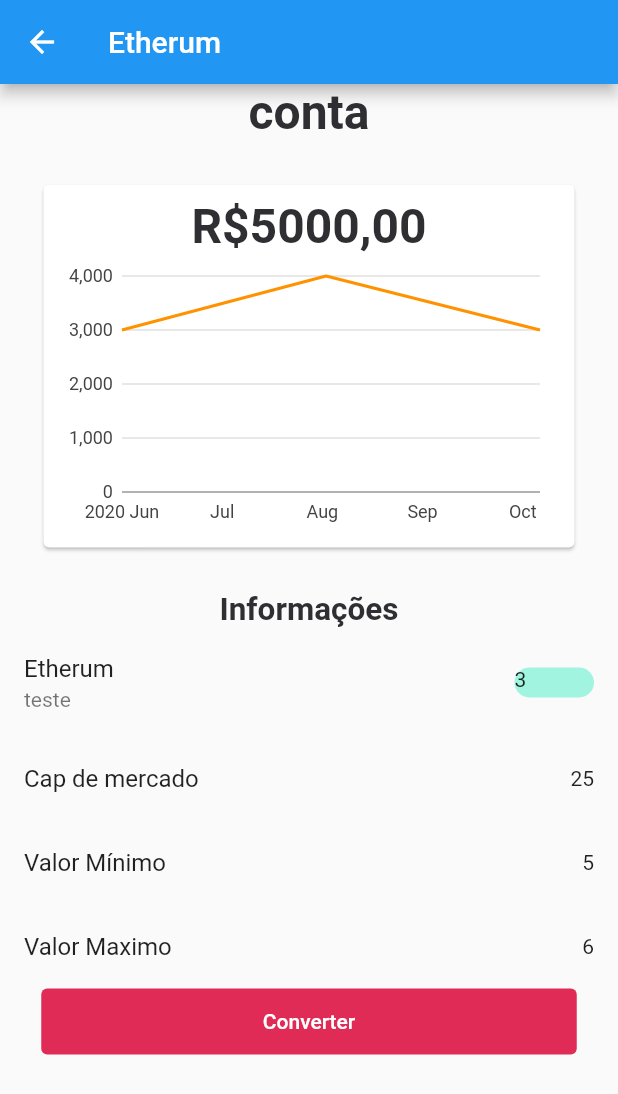
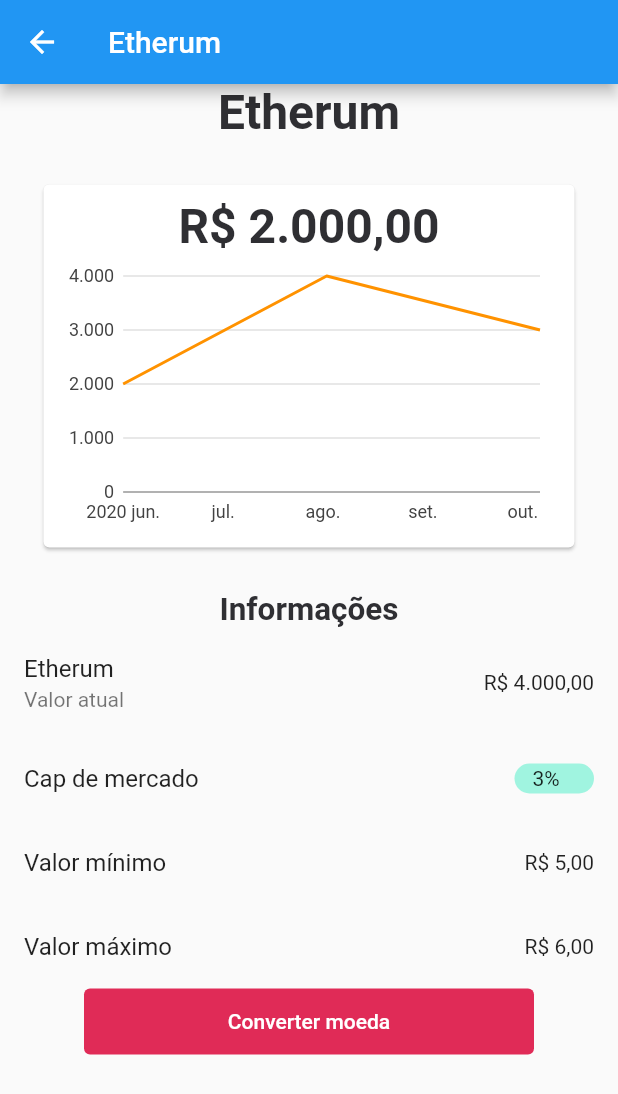
Before and after one commit to CamileBarros/ListagemCrypto, a Flutter app: the HomeWalletPage screen opened by its route, after a tap on "ETH", on a phone screen of 412 x 824 dp. Shown: the top 1094 px of the screen. Run offline on Flutter 3.47's test engine with Material 2 defaults, Android fonts, the phone set to English and light mode, and no system bars; our stand-ins replace charts_flutter, google_fonts; statements that could not run were skipped.

Commit message:
update layout

```diff
--- a/lib/data_source/data_list_wallet.dart
+++ b/lib/data_source/data_list_wallet.dart
@@ -1,3 +1,4 @@
+import 'package:listagem_crypto/use_cases/model/app_model.dart';
 import 'package:listagem_crypto/use_cases/model/charts_model.dart';
 import 'package:listagem_crypto/use_cases/model/crypto_info_model.dart';
 import 'package:listagem_crypto/use_cases/model/crypto_list_model.dart';
@@ -7,32 +8,62 @@ class DatasListWallet {
     CryptoListModel(
       initialsCrypto: "BTC",
       nameCrypto: "BitCoin",
-        investedAmount: 5000,
-        dayVariation: 30,
-        nameButton: "Converter moeda",
+      investedCrypto: 2000,
+      dayVariation: 3,
       cryptoInfo: CryptoInfo(
-            actualValue: 256, marketCapt: 2, valueMin: 2, valueMax: 4),
-        chartsCryptoList:
-            ChartsCryptoList(actualValue: 3000, period: DateTime(2020, 6, 4))),
+          valueWallet: 5000, marketCapt: 2, valueMin: 2, valueMax: 4),
+      chartsCryptoList: ChartsCryptoList(
+          actualValueCrypto: 2000, period: DateTime(2020, 6, 4)),
+      appModel: AppModel(
+          nameWallet: "Carteira",
+          nameHome: "Home",
+          nameMovement: "Movientação",
+          nameInfo: "Informações",
+          nameActualValue: "Valor atual",
+          nameMarketCap: "Cap de mercado",
+          nameMinValue: "Valor mínimo",
+          nameMaxValue: "Valor máximo",
+          nameBtnConvert: "Converter moeda"),
+    ),
     CryptoListModel(
       initialsCrypto: "ETH",
       nameCrypto: "Etherum",
-        investedAmount: 3000,
-        dayVariation: 25,
-        nameButton: "Converter moeda",
+      investedCrypto: 3000,
+      dayVariation: -05,
       cryptoInfo: CryptoInfo(
-            actualValue: 5600, marketCapt: 3, valueMin: 5, valueMax: 6),
-        chartsCryptoList:
-            ChartsCryptoList(actualValue: 4000, period: DateTime(2020, 8, 5))),
+          valueWallet: 5000, marketCapt: 3, valueMin: 5, valueMax: 6),
+      chartsCryptoList: ChartsCryptoList(
+          actualValueCrypto: 4000, period: DateTime(2020, 8, 5)),
+      appModel: AppModel(
+          nameWallet: "Carteira",
+          nameHome: "Home",
+          nameMovement: "Movientação",
+          nameInfo: "Informações",
+          nameActualValue: "Valor atual",
+          nameMarketCap: "Cap de mercado",
+          nameMinValue: "Valor mínimo",
+          nameMaxValue: "Valor máximo",
+          nameBtnConvert: "Converter moeda"),
+    ),
     CryptoListModel(
       initialsCrypto: "LTC",
       nameCrypto: "LiteCoin",
-        investedAmount: 4000,
-        dayVariation: 40,
-        nameButton: "Converter moeda",
+      investedCrypto: 4000,
+      dayVariation: 4,
       cryptoInfo: CryptoInfo(
-            actualValue: 213, marketCapt: 4, valueMin: 3, valueMax: 5),
-        chartsCryptoList:
-            ChartsCryptoList(actualValue: 3000, period: DateTime(2020, 10, 9))),
+          valueWallet: 5000, marketCapt: 4, valueMin: 3, valueMax: 5),
+      chartsCryptoList: ChartsCryptoList(
+          actualValueCrypto: 3000, period: DateTime(2020, 10, 9)),
+      appModel: AppModel(
+          nameWallet: "Carteira",
+          nameHome: "Home",
+          nameMovement: "Movientação",
+          nameInfo: "Informações",
+          nameActualValue: "Valor atual",
+          nameMarketCap: "Cap de mercado",
+          nameMinValue: "Valor mínimo",
+          nameMaxValue: "Valor máximo",
+          nameBtnConvert: "Converter moeda"),
+    ),
   ];
 }
--- a/lib/main.dart
+++ b/lib/main.dart
@@ -1,9 +1,11 @@
 import 'package:flutter/material.dart';
+import 'package:intl/intl.dart';
 import 'screens/home/home_page.dart';
 import 'screens/wallet/home_wallet.dart';
 import 'shared/widgets/bottom_nav_bar.dart';
 
 void main() {
+  Intl.defaultLocale = 'pt_BR';
   runApp(const MyApp());
 }
 
--- a/lib/screens/details/details_page.dart
+++ b/lib/screens/details/details_page.dart
@@ -1,4 +1,5 @@
 import 'package:flutter/material.dart';
+import 'package:intl/intl.dart';
 import 'package:listagem_crypto/data_source/data_list_wallet.dart';
 import 'package:listagem_crypto/shared/themes/app_colors.dart';
 import 'package:listagem_crypto/shared/themes/app_text_style.dart';
@@ -12,7 +13,7 @@ class HomeDetails extends StatefulWidget {
   final int min;
   final int max;
   final int capMarket;
-  final int actualValue;
+  final int actualCrypto;
 
   const HomeDetails(
       {Key? key,
@@ -23,7 +24,7 @@ class HomeDetails extends StatefulWidget {
       required this.min,
       required this.max,
       required this.capMarket,
-      required this.actualValue})
+      required this.actualCrypto})
       : super(key: key);
 
   @override
@@ -31,6 +32,7 @@ class HomeDetails extends StatefulWidget {
 }
 
 class _HomeDetailsState extends State<HomeDetails> {
+  final formatCurrency = NumberFormat.simpleCurrency();
   final containerDatas = DatasListWallet().containerDatas;
 
   @override
@@ -40,7 +42,7 @@ class _HomeDetailsState extends State<HomeDetails> {
       body: Column(
         children: [
           Text(
-            'conta',
+            widget.name,
             style: TextStyles.titlePrimary,
           ),
           Center(
@@ -48,10 +50,17 @@ class _HomeDetailsState extends State<HomeDetails> {
             data: containerDatas,
             animate: false,
           )),
-          Text('Informações', style: TextStyles.titleText),
+          Text(containerDatas[0].appModel.nameInfo,
+              style: TextStyles.titleText),
           ListTile(
               title: Text(widget.name),
-              subtitle: const Text('teste'),
+              subtitle: Text(containerDatas[0].appModel.nameActualValue),
+              trailing: Text(formatCurrency.format(widget.actualCrypto))),
+          Column(
+            children: [
+              Container(
+                child: ListTile(
+                  title: Text(containerDatas[0].appModel.nameMarketCap),
                   trailing: SizedBox(
                     width: 53,
                     height: 20,
@@ -61,37 +70,36 @@ class _HomeDetailsState extends State<HomeDetails> {
                                 ? AppColors.statusPos
                                 : AppColors.statusNeg,
                             borderRadius: BorderRadius.circular(16)),
-                    child: Text(widget.capMarket.toString())),
+                        child: Padding(
+                          padding: const EdgeInsets.only(
+                              left: 12, top: 2, right: 12),
+                          child: Text(widget.capMarket.toString() + "%"),
                         )),
-          Column(
-            children: [
-              Container(
-                child: ListTile(
-                  title: const Text('Cap de mercado'),
-                  trailing: Text(widget.variation.toString()),
+                  ),
                 ),
               ),
               ListTile(
-                title: const Text('Valor Mínimo'),
-                trailing: Text(widget.min.toString()),
+                title: Text(containerDatas[0].appModel.nameMinValue),
+                trailing: Text(formatCurrency.format(widget.min)),
               ),
               ListTile(
-                title: const Text('Valor Maximo'),
-                trailing: Text(widget.max.toString()),
+                title: Text(containerDatas[0].appModel.nameMaxValue),
+                trailing: Text(formatCurrency.format(widget.max)),
               ),
               Column(
                 children: <Widget>[
                   Container(
                     child: SizedBox(
                       height: 44,
-                      width: 357,
+                      width: 300,
                       child: TextButton(
                           style: TextButton.styleFrom(
                               primary: Colors.white,
                               backgroundColor: AppColors.brandPrimary,
                               onSurface: AppColors.statusNeg),
                           onPressed: () {},
-                          child: const Text('Converter')),
+                          child:
+                              Text(containerDatas[0].appModel.nameBtnConvert)),
                     ),
                   )
                 ],
--- /dev/null
+++ b/lib/screens/movement/home_movement.dart
@@ -0,0 +1,16 @@
+import 'package:flutter/material.dart';
+import 'package:listagem_crypto/shared/themes/app_colors.dart';
+
+class HomeMovement extends StatefulWidget {
+  const HomeMovement({Key? key}) : super(key: key);
+
+  @override
+  State<HomeMovement> createState() => _HomeMovementState();
+}
+
+class _HomeMovementState extends State<HomeMovement> {
+  @override
+  Widget build(BuildContext context) {
+    return Container(color: AppColors.background);
+  }
+}
--- a/lib/screens/wallet/home_wallet.dart
+++ b/lib/screens/wallet/home_wallet.dart
@@ -1,10 +1,10 @@
 import 'package:flutter/material.dart';
+import 'package:intl/intl.dart';
 import 'package:listagem_crypto/data_source/data_list_wallet.dart';
 import 'package:listagem_crypto/screens/details/details_page.dart';
 import 'package:listagem_crypto/shared/themes/app_colors.dart';
 import 'package:listagem_crypto/shared/themes/app_images.dart';
 import 'package:listagem_crypto/shared/themes/app_text_style.dart';
-import 'package:listagem_crypto/shared/widgets/button_convert_coin.dart';
 
 class HomeWalletPage extends StatefulWidget {
   const HomeWalletPage({
@@ -16,6 +16,7 @@ class HomeWalletPage extends StatefulWidget {
 }
 
 class _HomeWalletPageState extends State<HomeWalletPage> {
+  final formatCurrency = NumberFormat.simpleCurrency();
   final containerDatas = DatasListWallet().containerDatas;
 
   bool show = true;
@@ -31,10 +32,13 @@ class _HomeWalletPageState extends State<HomeWalletPage> {
           preferredSize: const Size.fromHeight(200),
           child: Container(
               height: 230,
+              decoration: BoxDecoration(
+                  border: Border(
+                      bottom: BorderSide(width: 1, color: AppColors.primary))),
               child: Center(
                 child: ListTile(
                   title: Text(
-                  "Carteira",
+                    containerDatas[0].appModel.nameWallet,
                     style: TextStyles.titlePrimary,
                   ),
                   subtitle: AnimatedOpacity(
@@ -42,7 +46,8 @@ class _HomeWalletPageState extends State<HomeWalletPage> {
                     duration: const Duration(milliseconds: 300),
                     curve: Curves.easeInOut,
                     child: Text(
-                    "R\$5000,00",
+                      formatCurrency
+                          .format(containerDatas[0].cryptoInfo.valueWallet),
                       style: TextStyles.titlePrimary,
                     ),
                   ),
@@ -54,14 +59,20 @@ class _HomeWalletPageState extends State<HomeWalletPage> {
                     alignment: Alignment.topLeft,
                     onPressed: () => _visibility(!show),
                   ),
-              ))),
+                ),
+              )),
         ),
         body: Column(
           children: [
             ...containerDatas
-                .map((e) => Column(
+                .map(
+                  (e) => Column(
                     children: [
                       Container(
+                          decoration: BoxDecoration(
+                              border: Border(
+                                  bottom: BorderSide(
+                                      width: 1, color: AppColors.primary))),
                           child: ListTile(
                               leading: Container(
                                 height: 48,
@@ -70,8 +81,7 @@ class _HomeWalletPageState extends State<HomeWalletPage> {
                                     color: AppColors.primary,
                                     borderRadius: BorderRadius.circular(48),
                                     image: const DecorationImage(
-                                          image:
-                                              AssetImage(AppImages.iconBTC))),
+                                        image: AssetImage(AppImages.iconBTC))),
                               ),
                               title: Text(e.initialsCrypto),
                               subtitle: Text(e.nameCrypto),
@@ -81,7 +91,8 @@ class _HomeWalletPageState extends State<HomeWalletPage> {
                                   curve: Curves.easeInOut,
                                   child: Column(
                                     children: [
-                                        Text(e.investedAmount.toString()),
+                                      Text(formatCurrency
+                                          .format(e.investedCrypto)),
                                       SizedBox(
                                         width: 53,
                                         height: 20,
@@ -92,8 +103,13 @@ class _HomeWalletPageState extends State<HomeWalletPage> {
                                                   : AppColors.statusNeg,
                                               borderRadius:
                                                   BorderRadius.circular(16)),
-                                            child:
-                                                Text(e.dayVariation.toString()),
+                                          child: Padding(
+                                            padding: const EdgeInsets.only(
+                                                left: 12, top: 2, right: 12),
+                                            child: Text(
+                                                e.dayVariation.toString() +
+                                                    "%"),
+                                          ),
                                         ),
                                       )
                                     ],
@@ -106,21 +122,19 @@ class _HomeWalletPageState extends State<HomeWalletPage> {
                                               initials: e.initialsCrypto,
                                               name: e.nameCrypto,
                                               variation: e.dayVariation,
-                                                invested: e.investedAmount,
+                                              invested: e.investedCrypto,
                                               min: e.cryptoInfo.valueMin,
                                               max: e.cryptoInfo.valueMax,
-                                                actualValue:
-                                                    e.cryptoInfo.actualValue,
+                                              actualCrypto: e.chartsCryptoList
+                                                  .actualValueCrypto,
                                               capMarket:
                                                   e.cryptoInfo.marketCapt,
                                             )));
                               })),
-                        const Divider(
-                          height: 2,
+                    ],
+                  ),
                 )
-                      ],
-                    ))
-                .toList()
+                .toList(),
           ],
         ));
   }
--- a/lib/shared/themes/app_colors.dart
+++ b/lib/shared/themes/app_colors.dart
@@ -1,7 +1,7 @@
 import 'package:flutter/cupertino.dart';
 
 class AppColors {
-  static final primary = Color(0xFFF5F6FA);
+  static final primary = Color(0xFFE3E4EB);
   static final brandPrimary = Color(0xFFE02B57);
   static final background = Color(0xFFE5E5E5);
   static final statusPos = Color(0xFFA0F4E0);
--- a/lib/shared/widgets/bottom_nav_bar.dart
+++ b/lib/shared/widgets/bottom_nav_bar.dart
@@ -1,6 +1,9 @@
 import 'package:flutter/material.dart';
+import 'package:listagem_crypto/data_source/data_list_wallet.dart';
 import 'package:listagem_crypto/screens/home/home_page.dart';
+import 'package:listagem_crypto/screens/movement/home_movement.dart';
 import 'package:listagem_crypto/screens/wallet/home_wallet.dart';
+import 'package:listagem_crypto/shared/themes/app_colors.dart';
 
 class BottomNavBar extends StatefulWidget {
   const BottomNavBar({Key? key}) : super(key: key);
@@ -10,6 +13,7 @@ class BottomNavBar extends StatefulWidget {
 }
 
 class BottomNavBarState extends State<BottomNavBar> {
+  final containerDatas = DatasListWallet().containerDatas;
   int currentPage = 0;
 
   void onTabTapped(int index) {
@@ -20,7 +24,8 @@ class BottomNavBarState extends State<BottomNavBar> {
 
   final List<Widget> pages = [
     const HomePage(),
-    HomeWalletPage(),
+    const HomeWalletPage(),
+    const HomeMovement()
   ];
 
   @override
@@ -29,20 +34,20 @@ class BottomNavBarState extends State<BottomNavBar> {
       body: pages[currentPage],
       bottomNavigationBar: BottomNavigationBar(
         currentIndex: currentPage,
-        selectedItemColor: const Color.fromARGB(255, 255, 0, 106),
+        selectedItemColor: AppColors.brandPrimary,
         onTap: onTabTapped,
-        items: const <BottomNavigationBarItem>[
+        items: <BottomNavigationBarItem>[
           BottomNavigationBarItem(
-            icon: Icon(Icons.home),
-            label: 'Home',
+            icon: const Icon(Icons.home),
+            label: containerDatas[0].appModel.nameHome,
           ),
           BottomNavigationBarItem(
-            icon: Icon(Icons.card_travel),
-            label: 'Carteira',
+            icon: const Icon(Icons.card_travel),
+            label: containerDatas[0].appModel.nameWallet,
           ),
           BottomNavigationBarItem(
-            icon: Icon(Icons.wallet_giftcard),
-            label: 'Movimentação',
+            icon: const Icon(Icons.wallet_giftcard),
+            label: containerDatas[0].appModel.nameMovement,
           ),
         ],
       ),
--- a/lib/shared/widgets/charts_crypto.dart
+++ b/lib/shared/widgets/charts_crypto.dart
@@ -1,5 +1,7 @@
 import 'package:charts_flutter/flutter.dart' as charts;
 import 'package:flutter/material.dart';
+import 'package:intl/intl.dart';
+import 'package:listagem_crypto/data_source/data_list_wallet.dart';
 import 'package:listagem_crypto/shared/themes/app_colors.dart';
 import 'package:listagem_crypto/shared/themes/app_text_style.dart';
 import 'package:listagem_crypto/use_cases/model/crypto_list_model.dart';
@@ -13,6 +15,9 @@ class CryptoChart extends StatelessWidget {
 
   @override
   Widget build(BuildContext context) {
+    final containerDatas = DatasListWallet().containerDatas;
+
+    final formatCurrency = NumberFormat.simpleCurrency();
     List<charts.Series<CryptoListModel, DateTime>> series = [
       charts.Series(
           id: "charts",
@@ -20,7 +25,7 @@ class CryptoChart extends StatelessWidget {
           domainFn: (CryptoListModel series, _) =>
               series.chartsCryptoList.period,
           measureFn: (CryptoListModel series, _) =>
-              series.chartsCryptoList.actualValue,
+              series.chartsCryptoList.actualValueCrypto,
           colorFn: (_, __) =>
               charts.ColorUtil.fromDartColor(AppColors.linePrimary))
     ];
@@ -34,7 +39,8 @@ class CryptoChart extends StatelessWidget {
           child: Column(
             children: <Widget>[
               Text(
-                "R\$5000,00",
+                formatCurrency.format(
+                    containerDatas[0].chartsCryptoList.actualValueCrypto),
                 style: TextStyles.titlePrimary,
               ),
               Expanded(
--- /dev/null
+++ b/lib/use_cases/model/app_model.dart
@@ -0,0 +1,22 @@
+class AppModel {
+  String nameWallet;
+  String nameHome;
+  String nameMovement;
+  String nameInfo;
+  String nameActualValue;
+  String nameMarketCap;
+  String nameMinValue;
+  String nameMaxValue;
+  String nameBtnConvert;
+
+  AppModel(
+      {required this.nameWallet,
+      required this.nameHome,
+      required this.nameMovement,
+      required this.nameInfo,
+      required this.nameActualValue,
+      required this.nameMarketCap,
+      required this.nameMinValue,
+      required this.nameMaxValue,
+      required this.nameBtnConvert});
+}
--- a/lib/use_cases/model/charts_model.dart
+++ b/lib/use_cases/model/charts_model.dart
@@ -1,6 +1,6 @@
 class ChartsCryptoList {
-  int actualValue;
+  int actualValueCrypto;
   DateTime period;
 
-  ChartsCryptoList({required this.actualValue, required this.period});
+  ChartsCryptoList({required this.actualValueCrypto, required this.period});
 }
--- a/lib/use_cases/model/crypto_info_model.dart
+++ b/lib/use_cases/model/crypto_info_model.dart
@@ -1,11 +1,11 @@
 class CryptoInfo {
-  int actualValue;
+  int valueWallet;
   int marketCapt;
   int valueMin;
   int valueMax;
 
   CryptoInfo(
-      {required this.actualValue,
+      {required this.valueWallet,
       required this.marketCapt,
       required this.valueMin,
       required this.valueMax});
--- a/lib/use_cases/model/crypto_list_model.dart
+++ b/lib/use_cases/model/crypto_list_model.dart
@@ -1,21 +1,22 @@
+import 'package:listagem_crypto/use_cases/model/app_model.dart';
 import 'package:listagem_crypto/use_cases/model/charts_model.dart';
 import 'package:listagem_crypto/use_cases/model/crypto_info_model.dart';
 
 class CryptoListModel {
   String initialsCrypto;
   String nameCrypto;
-  int investedAmount;
+  int investedCrypto;
   int dayVariation;
-  String nameButton;
   CryptoInfo cryptoInfo;
   ChartsCryptoList chartsCryptoList;
+  AppModel appModel;
 
   CryptoListModel(
       {required this.initialsCrypto,
       required this.nameCrypto,
-      required this.investedAmount,
+      required this.investedCrypto,
       required this.dayVariation,
-      required this.nameButton,
       required this.cryptoInfo,
-      required this.chartsCryptoList});
+      required this.chartsCryptoList,
+      required this.appModel});
 }
--- a/pubspec.yaml
+++ b/pubspec.yaml
@@ -42,6 +42,7 @@ dependencies:
   google_fonts: ^2.3.1
   provider: ^6.0.2
   charts_flutter: ^0.12.0
+  intl: ^0.17.0
 
 
 dev_dependencies:
```
Also changed, not shown: pubspec.lock. Lines whose indentation alone changed are shown as unchanged.
